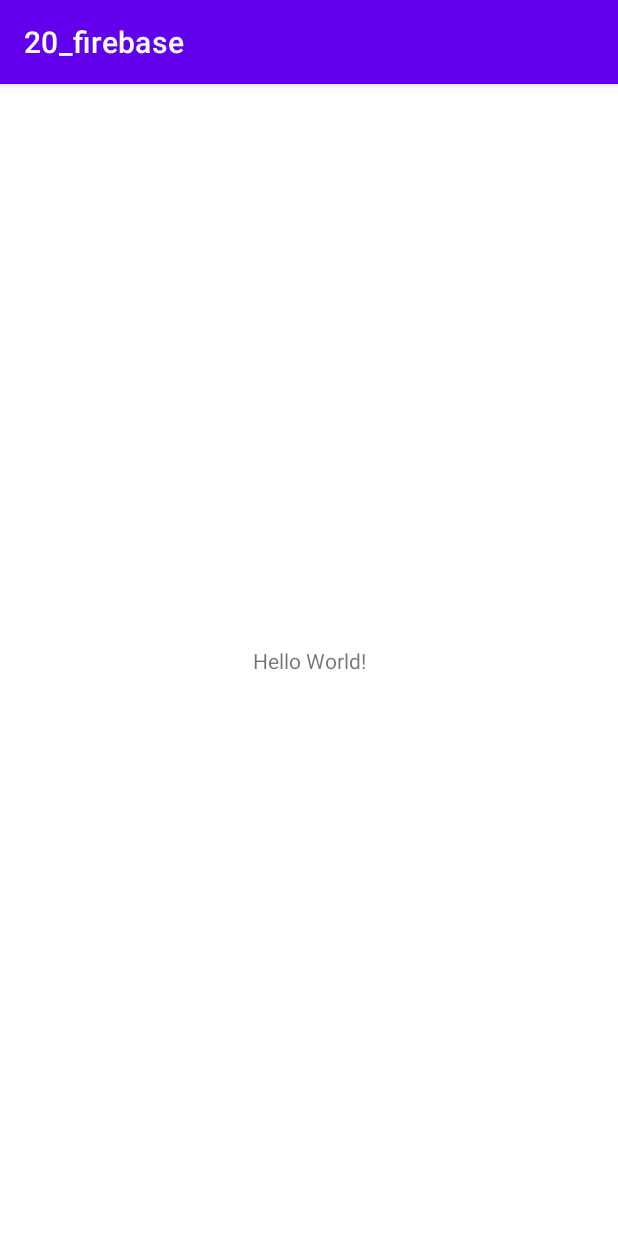
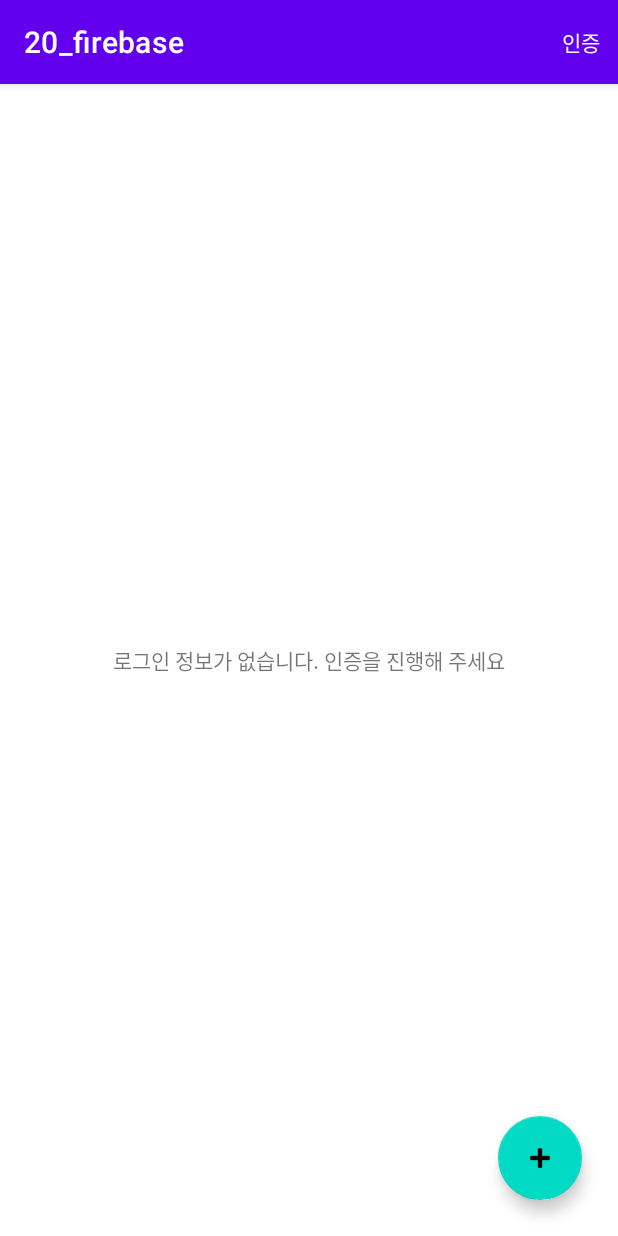
Before and after one commit to Grusie/kotudy_ex, an Android app: the screen it shows after launch (MainActivity), on a phone screen of 412 x 824 dp. Run offline under Robolectric (Android 15) with nearby library versions, the phone set to English and light mode, and no system bars; our stand-ins replace Firebase (no records; nobody signed in at launch, a user with empty details on screens opened directly).

Commit message:
ch20_firebase commit test

```diff
--- a/src/main/java/com/e/a20_firebase/MainActivity.kt
+++ b/src/main/java/com/e/a20_firebase/MainActivity.kt
@@ -1,11 +1,49 @@
 package com.e.a20_firebase
 
+import android.content.Intent
 import androidx.appcompat.app.AppCompatActivity
 import android.os.Bundle
+import android.view.Menu
+import android.view.MenuItem
+import android.view.View
+import com.e.a20_firebase.databinding.ActivityMainBinding
+
+
+
 
 class MainActivity : AppCompatActivity() {
+    lateinit var binding: ActivityMainBinding
     override fun onCreate(savedInstanceState: Bundle?) {
         super.onCreate(savedInstanceState)
-        setContentView(R.layout.activity_main)
+
+        binding = ActivityMainBinding.inflate(layoutInflater)
+        setContentView(binding.root)
+
+    }
+
+    override fun onStart() {
+        super.onStart()
+        if(!MyApplication.checkAuth()){
+            binding.logoutTextView.visibility= View.VISIBLE     //로그인 정보가 없습니다~
+            binding.mainRecyclerView.visibility=View.GONE
+        }else {
+            binding.logoutTextView.visibility= View.GONE
+            binding.mainRecyclerView.visibility=View.VISIBLE
+            makeRecyclerView()
+        }
+    }
+
+    override fun onCreateOptionsMenu(menu: Menu?): Boolean {
+        menuInflater.inflate(R.menu.menu_main, menu)
+        return super.onCreateOptionsMenu(menu)
+    }
+
+    override fun onOptionsItemSelected(item: MenuItem): Boolean {
+        startActivity(Intent(this, AuthActivity::class.java))
+        return super.onOptionsItemSelected(item)
+    }
+
+    private fun makeRecyclerView(){
+
     }
 }
--- /dev/null
+++ b/src/main/java/com/e/a20_firebase/MyApplication.kt
@@ -0,0 +1,31 @@
+package com.e.a20_firebase
+
+import androidx.multidex.MultiDexApplication
+import com.google.firebase.auth.FirebaseAuth
+import com.google.firebase.auth.ktx.auth
+import com.google.firebase.ktx.Firebase
+
+class MyApplication: MultiDexApplication() {
+    companion object {
+        lateinit var auth : FirebaseAuth
+        var email: String? = null
+        fun checkAuth(): Boolean {      //이메일 인증 완료해야만 true 반환
+            val currentUser = auth.currentUser
+            return currentUser?.let {   //유저가 저장되어있는지
+                email = currentUser.email
+                if(currentUser.isEmailVerified){    //이메일 인증 완료 했는지.
+                    true
+                } else {
+                    false
+                }
+            } ?: let{
+                false
+            }
+        }
+    }
+
+    override fun onCreate() {
+        super.onCreate()
+        auth = Firebase.auth
+    }
+}
--- a/src/main/res/layout/activity_main.xml
+++ b/src/main/res/layout/activity_main.xml
@@ -1,18 +1,34 @@
 <?xml version="1.0" encoding="utf-8"?>
-<androidx.constraintlayout.widget.ConstraintLayout xmlns:android="http://schemas.android.com/apk/res/android"
+<RelativeLayout xmlns:android="http://schemas.android.com/apk/res/android"
     xmlns:app="http://schemas.android.com/apk/res-auto"
     xmlns:tools="http://schemas.android.com/tools"
     android:layout_width="match_parent"
-    android:layout_height="match_parent"
-    tools:context=".MainActivity">
+    android:layout_height="match_parent">
 
     <TextView
+        android:id="@+id/logoutTextView"
         android:layout_width="wrap_content"
         android:layout_height="wrap_content"
-        android:text="Hello World!"
-        app:layout_constraintBottom_toBottomOf="parent"
-        app:layout_constraintLeft_toLeftOf="parent"
-        app:layout_constraintRight_toRightOf="parent"
-        app:layout_constraintTop_toTopOf="parent" />
+        android:text="로그인 정보가 없습니다. 인증을 진행해 주세요"
+        android:layout_centerInParent="true"
+        android:visibility="gone"/>
 
-</androidx.constraintlayout.widget.ConstraintLayout>
+    <androidx.recyclerview.widget.RecyclerView
+        android:id="@+id/mainRecyclerView"
+        android:layout_width="match_parent"
+        android:layout_height="match_parent"
+        android:visibility="gone"/>
+
+    <com.google.android.material.floatingactionbutton.FloatingActionButton
+        android:id="@+id/addFab"
+        android:layout_width="wrap_content"
+        android:layout_height="wrap_content"
+        android:src="@android:drawable/ic_input_add"
+        app:fabSize="normal"
+        app:rippleColor="@color/white"
+        android:layout_alignParentBottom="true"
+        android:layout_alignParentRight="true"
+        android:layout_marginBottom="24dp"
+        android:layout_marginRight="24dp"/>
+
+</RelativeLayout>
--- /dev/null
+++ b/src/main/res/menu/menu_main.xml
@@ -0,0 +1,8 @@
+<?xml version="1.0" encoding="utf-8"?>
+<menu xmlns:android="http://schemas.android.com/apk/res/android"
+    xmlns:app="http://schemas.android.com/apk/res-auto">
+    <item
+        android:id="@+id/menu_main_auth"
+        android:title="인증"
+        app:showAsAction="always"/>
+</menu>
```
Also changed, not shown: build.gradle (+13 -3 lines), src/main/AndroidManifest.xml (+7 -3 lines), src/main/java/com/e/a20_firebase/AuthActivity.kt (added, +159 -0 lines), src/main/res/layout/activity_auth.xml (added, +93 -0 lines).
